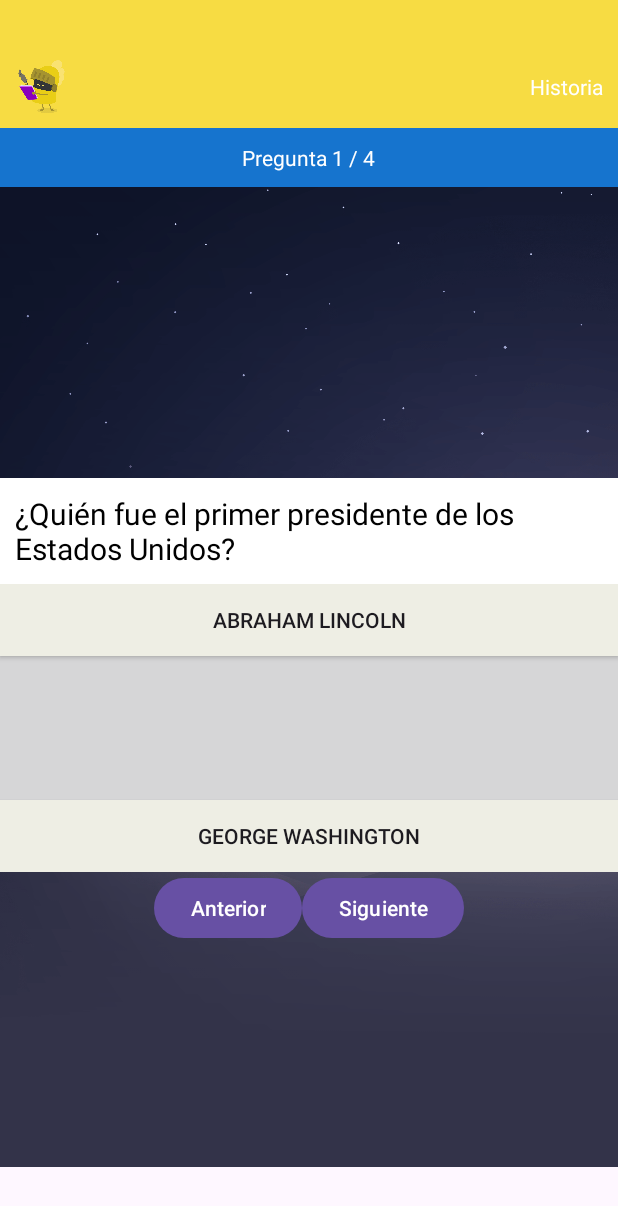
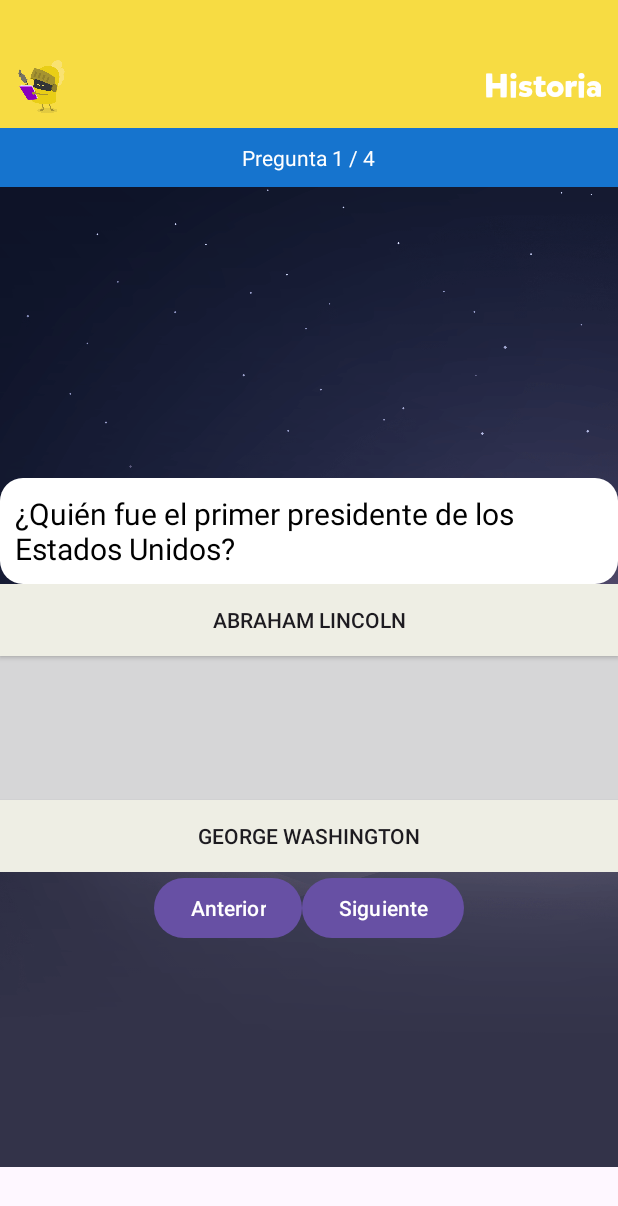
Before and after one commit to Ventthos/QuizApp-Basic, an Android app: the GameScreen screen opened directly, with no data from a screen before it, on a phone screen of 412 x 824 dp. Shown: the top 1206 px of the screen. Run offline under Robolectric (Android 15) with nearby library versions, the light colour scheme and no system bars.

Commit message:
Font and 1 color

```diff
--- /dev/null
+++ b/Proyect1/app/src/main/res/drawable/rounded_layer.xml
@@ -0,0 +1,15 @@
+
+<?xml version="1.0" encoding="utf-8"?>
+<shape xmlns:android="http://schemas.android.com/apk/res/android"
+    android:shape="rectangle" >
+
+    <!-- shape property for the view based on the value particular view would be drawn -->
+    <corners
+        android:radius="15dp" />
+    <!--  stroke for defining a border for view -->
+
+    <size
+        android:height="40dp"
+        android:width="40dp" />
+    <!-- size element is used to define a design here height & width are same means square with some radius -->
+</shape>
--- /dev/null
+++ b/Proyect1/app/src/main/res/font/mikado.xml
@@ -0,0 +1,7 @@
+<?xml version="1.0" encoding="utf-8"?>
+<font-family xmlns:android="http://schemas.android.com/apk/res/android">
+    <font
+        android:fontStyle="normal"
+        android:fontWeight="400"
+        android:font="@font/mikado_bold" />
+</font-family>
--- a/Proyect1/app/src/main/res/layout/activity_game_screen.xml
+++ b/Proyect1/app/src/main/res/layout/activity_game_screen.xml
@@ -48,7 +48,9 @@
                 android:layout_width="wrap_content"
                 android:layout_height="wrap_content"
                 tools:text="@string/topic1"
-                android:textColor="@color/white"/>
+                android:textColor="@color/white"
+                android:fontFamily="@font/mikado_bold"
+                android:textSize="22sp"/>
 
         </LinearLayout>
 
@@ -76,17 +78,27 @@
             android:orientation="vertical"
             android:gravity="center">
 
-            <TextView
+            <LinearLayout
                 android:layout_width="wrap_content"
                 android:layout_height="wrap_content"
-                tools:text = "Pregunta Texto"
-                android:id="@+id/questionText"
-                android:textColor="@color/black"
-                android:background="@color/white"
                 android:padding="10dp"
-                android:textSize="20sp"
+                android:background="@drawable/rounded_layer"
+                android:backgroundTint="@color/white"
+                >
 
-                />
+                <TextView
+                    android:layout_width="wrap_content"
+                    android:layout_height="wrap_content"
+                    tools:text = "Pregunta Texto"
+                    android:id="@+id/questionText"
+                    android:textColor="@color/black"
+
+
+                    android:textSize="20sp"
+                    />
+
+            </LinearLayout>
+
 
             <LinearLayout
                 android:layout_width="match_parent"
--- a/Proyect1/app/src/main/res/values/colors.xml
+++ b/Proyect1/app/src/main/res/values/colors.xml
@@ -27,4 +27,5 @@
     <color name="purple">#8d45b5</color>
     <color name="blue">#1674ce</color>
     <color name="lightblue">#53B7EE</color>
+    <color name="neutral_green">#30b7a5</color>
 </resources>
```
Also changed, not shown: Proyect1/app/src/main/res/font/mikado_bold.otf (added).
